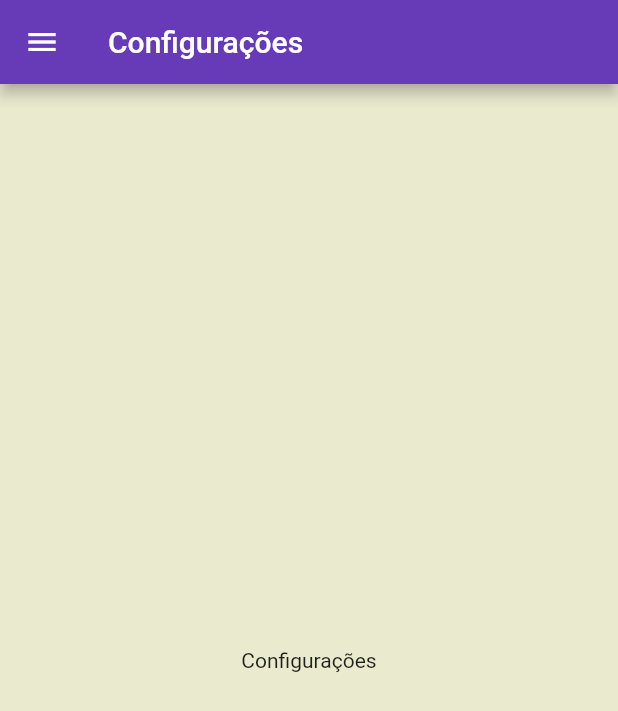
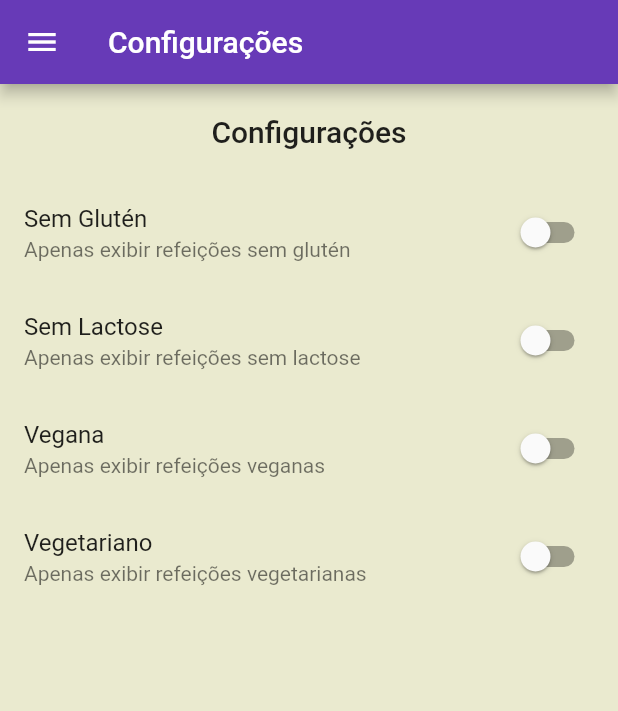
Before and after one commit to LucasWMedeiros/app_receitas, a Flutter app: the SettingsScreen screen opened by its route, on a phone screen of 412 x 824 dp. Shown: the top 711 px of the screen. Run offline on Flutter 3.47's test engine with Material 2 defaults, Android fonts, the light colour scheme and no system bars; Roboto replaces fonts that are missing (RobotoCondensed).

Commit message:
configurando tela de configurações

```diff
--- a/lib/Screens/settings_screen.dart
+++ b/lib/Screens/settings_screen.dart
@@ -1,19 +1,94 @@
 // ignore_for_file: prefer_const_constructors
 
 import 'package:app_receitas/Components/main_drawer.dart';
+import 'package:app_receitas/models/settings.dart';
 import 'package:flutter/material.dart';
 
-class SettingsScreen extends StatelessWidget {
+class SettingsScreen extends StatefulWidget {
+  @override
+  State<SettingsScreen> createState() => _SettingsScreenState();
+}
+
+class _SettingsScreenState extends State<SettingsScreen> {
+
+  var settings = Settings();
+
+  Widget _createSwitch(
+    String title,
+    String subtitle,
+    bool value,
+    Function(bool) onChanged,
+  ) {
+    return SwitchListTile.adaptive(
+        title: Text(title),
+        subtitle: Text(subtitle),
+        value: value,
+        onChanged: onChanged);
+  }
+
   @override
   Widget build(BuildContext context) {
     return Scaffold(
-      appBar: AppBar(
-        title: Text('Configurações'),
-      ),
-      drawer: MainDrawer(),
-      body: Center(
-        child: Text('Configurações'),
-      ),
-    );
+        appBar: AppBar(
+          title: Text('Configurações'),
+        ),
+        drawer: MainDrawer(),
+        body: Column(
+          children: [
+            Container(
+              padding: EdgeInsets.all(20),
+              child: Text(
+                'Configurações',
+                style: Theme.of(context).textTheme.headline6,
+              ),
+            ),
+            Expanded(
+              child: ListView(
+                children: [
+                  _createSwitch(
+                    'Sem Glutén',
+                    'Apenas exibir refeições sem glutén',
+                    settings.isGlutenFree!,
+                    (value){
+                      setState(() {
+                        settings.isGlutenFree = value;
+                      });
+                    },
+                  ),
+                  _createSwitch(
+                    'Sem Lactose',
+                    'Apenas exibir refeições sem lactose',
+                    settings.isLactoseFree!,
+                    (value){
+                      setState(() {
+                        settings.isLactoseFree = value;
+                      });
+                    },
+                  ),
+                  _createSwitch(
+                    'Vegana',
+                    'Apenas exibir refeições veganas',
+                    settings.isVegan!,
+                    (value){
+                      setState(() {
+                        settings.isVegan = value;
+                      });
+                    },
+                  ),
+                  _createSwitch(
+                    'Vegetariano',
+                    'Apenas exibir refeições vegetarianas',
+                    settings.isVegetarian!,
+                    (value){
+                      setState(() {
+                        settings.isVegetarian = value;
+                      });
+                    },
+                  ),
+                ],
+              ),
+            )
+          ],
+        ));
   }
 }
```
